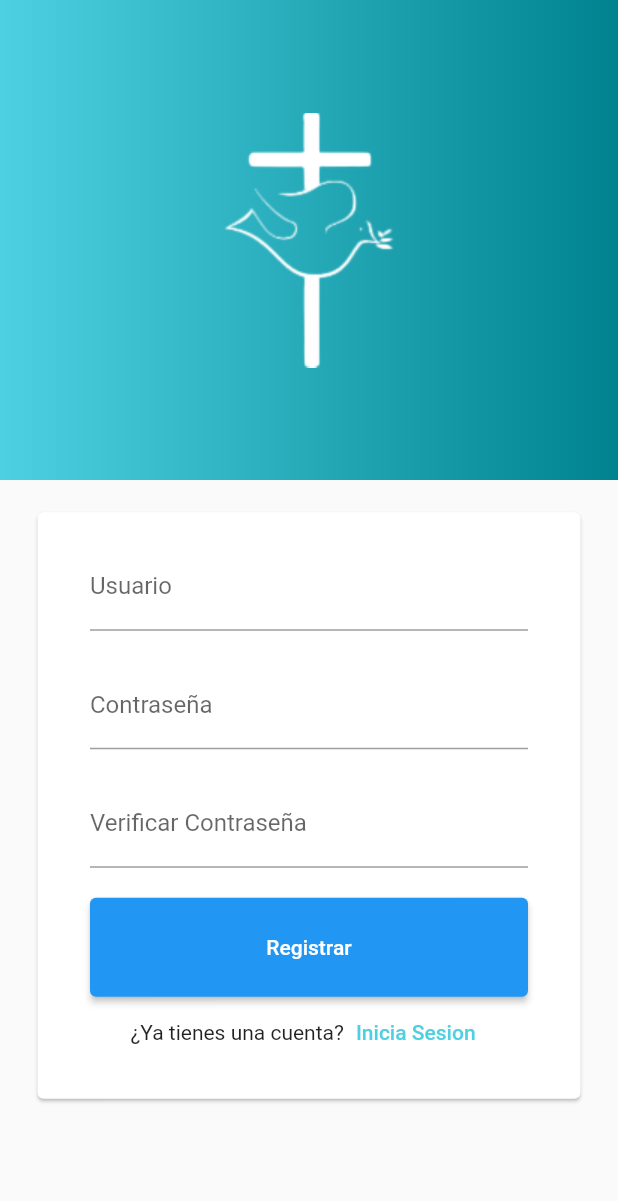
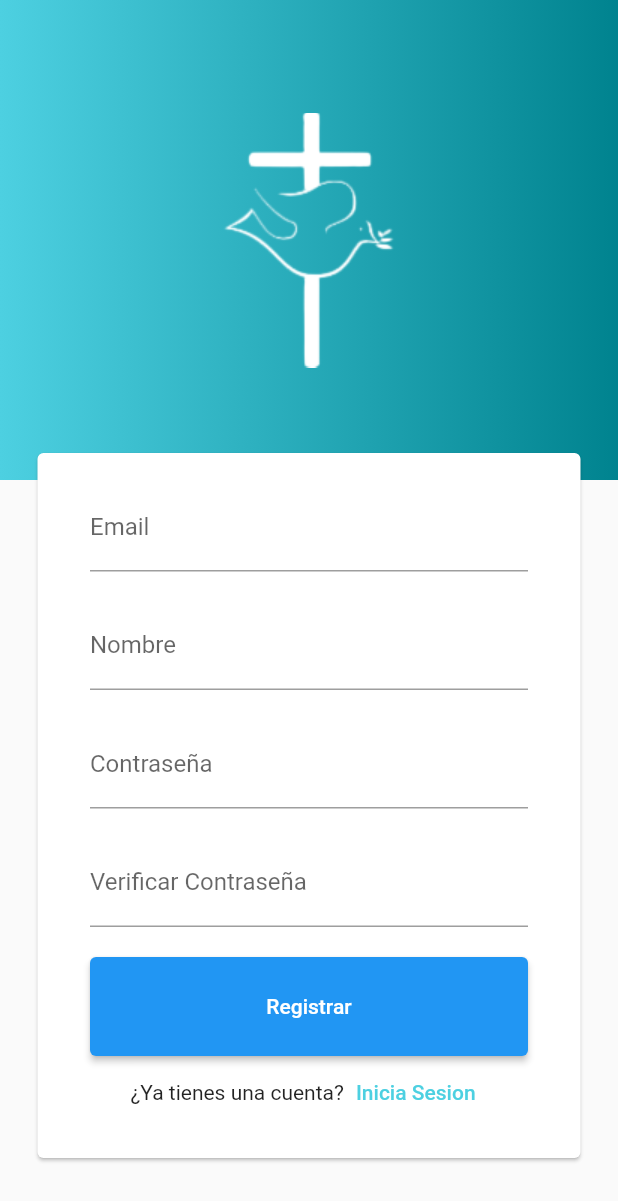
Before and after one commit to lagos343/king-cook, a Flutter app: the register_page screen opened by its route, on a phone screen of 412 x 824 dp. Shown: the top 1201 px of the screen. Run offline on Flutter 3.47's test engine with Material 2 defaults, Android fonts, the light colour scheme and no system bars; our stand-ins replace firebase_core, firebase_database, firebase_storage, image_picker, rive; accounts and stored records are empty.

Commit message:
Clase para login y registro

```diff
--- a/lib/main.dart
+++ b/lib/main.dart
@@ -3,8 +3,6 @@
 import 'package:king_cook/puente.dart';
 import 'package:king_cook/screens/home_screen.dart';
 import 'package:king_cook/screens/login_page.dart';
-import 'package:king_cook/screens/mas.dart';
-import 'package:king_cook/screens/otra.dart';
 import 'package:king_cook/screens/photo_upload.dart';
 import 'package:king_cook/screens/register_page.dart';
 import 'package:intl/date_symbol_data_local.dart';
--- a/lib/screens/login_page.dart
+++ b/lib/screens/login_page.dart
@@ -44,8 +44,7 @@
                   mainAxisSize: MainAxisSize.min,
                   children: <Widget>[
                     TextFormField(
-                        decoration:
-                            const InputDecoration(labelText: "Usuario")),
+                        decoration: const InputDecoration(labelText: "Email")),
                     const SizedBox(
                       height: 20,
                     ),
--- a/lib/screens/register_page.dart
+++ b/lib/screens/register_page.dart
@@ -44,8 +44,12 @@
                   mainAxisSize: MainAxisSize.min,
                   children: <Widget>[
                     TextFormField(
-                        decoration:
-                            const InputDecoration(labelText: "Usuario")),
+                        decoration: const InputDecoration(labelText: "Email")),
+                    const SizedBox(
+                      height: 20,
+                    ),
+                    TextFormField(
+                        decoration: const InputDecoration(labelText: "Nombre")),
                     const SizedBox(
                       height: 20,
                     ),
--- /dev/null
+++ b/lib/users.dart
@@ -0,0 +1,5 @@
+class Usuarios {
+  static String email = "";
+  static String nombre = "";
+  static String contrasenia = "";
+}
```
Also changed, not shown: lib/screens/mas.dart (deleted, +0 -29 lines), lib/screens/otra.dart (deleted, +0 -17 lines).
